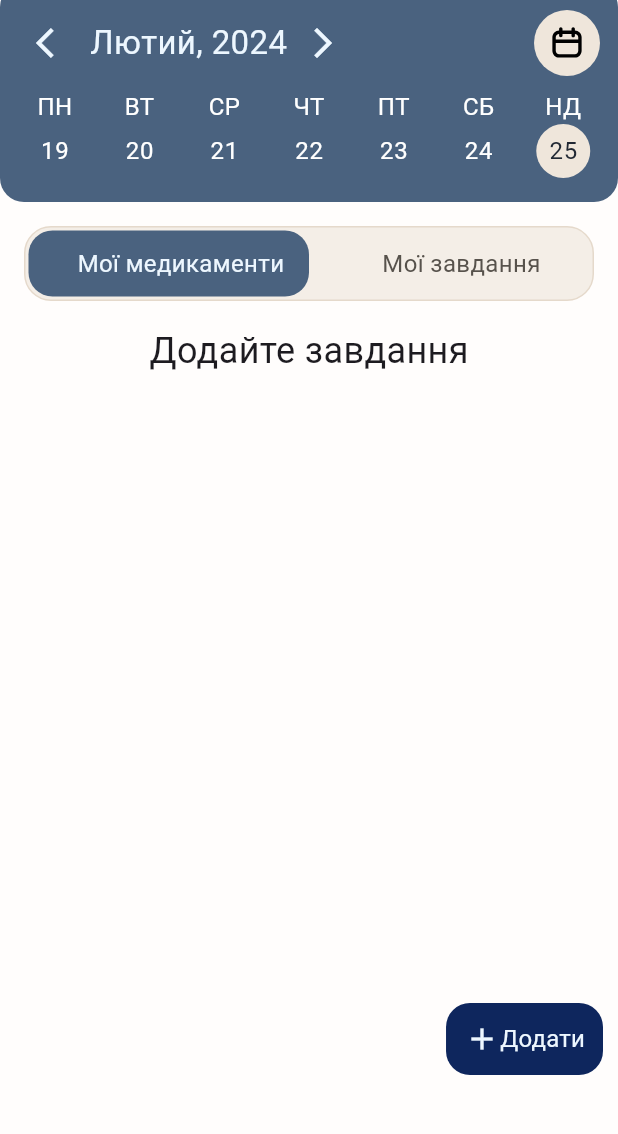
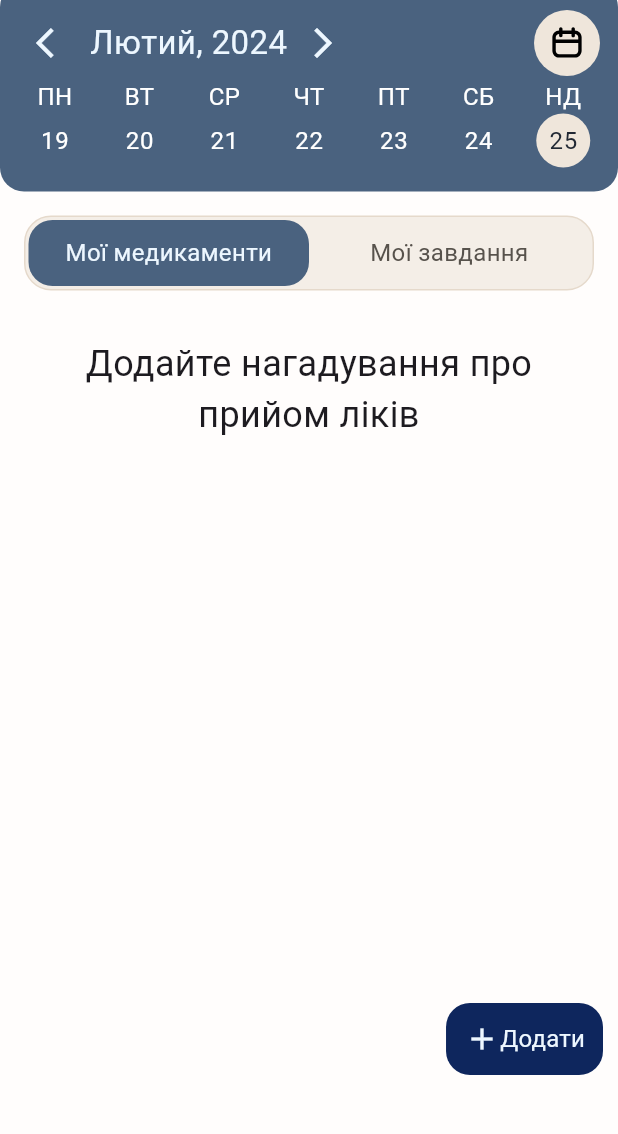
Before and after one commit to Igor2257/chance_app, a Flutter app: the RemindersPage screen opened by its route, after a tap on the "arrow back ios" icon, after a tap on the "arrow forward ios" icon, on a phone screen of 412 x 824 dp, the part 101-1235 px from its top. Run offline on Flutter 3.47's test engine with Material 3 defaults, Android fonts, the phone set to English and light mode, and no system bars; our stand-ins replace bloc, connectivity_plus, firebase_auth, firebase_core, firebase_crashlytics, firebase_messaging and 14 more; missing offline and left inert: bottom_picker; accounts and stored records are empty; network calls fail.

Commit message:
medicine list

```diff
--- a/lib/ui/pages/reminders_page/components/calendar.dart
+++ b/lib/ui/pages/reminders_page/components/calendar.dart
@@ -20,24 +20,24 @@ class CalendarView extends StatelessWidget {
       DateTime dateTime = DateTime.now();
       if (state.isCalendarOpened) {
         int count = getCount(days.first["weekDay"].toString());
-        for(int i=0;i<count;i++){
-          days.insert(0, {"number":-1});
+        for (int i = 0; i < count; i++) {
+          days.insert(0, {"number": -1});
         }
       }
-      return AnimatedContainer(
+      return Container(
         decoration: BoxDecoration(
             color: darkNeutral600, borderRadius: BorderRadius.circular(16)),
-        height: state.isCalendarOpened ? 400 : 146,
         padding: const EdgeInsets.fromLTRB(12, 16, 12, 16),
-        duration: const Duration(milliseconds: 200),
         child: Flex(
+          mainAxisSize: MainAxisSize.min,
           direction: Axis.vertical,
           children: [
             Row(
               children: [
                 IconButton(
                     onPressed: () {
-                      BlocProvider.of<RemindersBloc>(context).add(ChangeMonth(sideSwipe: SideSwipe.left));
+                      BlocProvider.of<RemindersBloc>(context)
+                          .add(ChangeMonth(sideSwipe: SideSwipe.left));
                     },
                     icon: Icon(Icons.arrow_back_ios, color: primary50)),
                 Text(
@@ -46,7 +46,8 @@ class CalendarView extends StatelessWidget {
                 ),
                 IconButton(
                     onPressed: () {
-                      BlocProvider.of<RemindersBloc>(context).add(ChangeMonth(sideSwipe: SideSwipe.right));
+                      BlocProvider.of<RemindersBloc>(context)
+                          .add(ChangeMonth(sideSwipe: SideSwipe.right));
                     },
                     icon: Icon(Icons.arrow_forward_ios, color: primary50)),
                 const Spacer(),
@@ -68,7 +69,6 @@ class CalendarView extends StatelessWidget {
                 ),
               ],
             ),
-            const Spacer(),
             state.isCalendarOpened
                 ? SizedBox(
                 child: Flex(
@@ -79,7 +79,8 @@ class CalendarView extends StatelessWidget {
                       children: [
                         Container(
                           alignment: Alignment.bottomCenter,
-                            width: size.width / 8, height: 26,
+                          width: size.width / 8,
+                          height: 26,
                           child: Text(
                             "ПН",
                             style: TextStyle(
@@ -90,7 +91,8 @@ class CalendarView extends StatelessWidget {
                         ),
                         Container(
                           alignment: Alignment.bottomCenter,
-                            width: size.width / 8, height: 26,
+                          width: size.width / 8,
+                          height: 26,
                           child: Text(
                             "ВТ",
                             style: TextStyle(
@@ -101,7 +103,8 @@ class CalendarView extends StatelessWidget {
                         ),
                         Container(
                           alignment: Alignment.bottomCenter,
-                            width: size.width / 8, height: 26,
+                          width: size.width / 8,
+                          height: 26,
                           child: Text(
                             "СР",
                             style: TextStyle(
@@ -112,7 +115,8 @@ class CalendarView extends StatelessWidget {
                         ),
                         Container(
                           alignment: Alignment.bottomCenter,
-                            width: size.width / 8, height: 26,
+                          width: size.width / 8,
+                          height: 26,
                           child: Text(
                             "ЧТ",
                             style: TextStyle(
@@ -123,7 +127,8 @@ class CalendarView extends StatelessWidget {
                         ),
                         Container(
                           alignment: Alignment.bottomCenter,
-                            width: size.width / 8, height: 26,
+                          width: size.width / 8,
+                          height: 26,
                           child: Text(
                             "ПТ",
                             style: TextStyle(
@@ -166,7 +171,7 @@ class CalendarView extends StatelessWidget {
                       runAlignment: WrapAlignment.center,
                       alignment: WrapAlignment.start,
                       children: days.map((e) {
-                          if(e["number"]==-1){
+                        if (e["number"] == -1) {
                           return SizedBox(
                             height: size.width / 8,
                             width: size.width / 8,
@@ -184,7 +189,7 @@ class CalendarView extends StatelessWidget {
                                 height: size.width / 8,
                                 width: size.width / 8,
                                 alignment: Alignment.center,
-                                  decoration:e["isSelected"]
+                                decoration: e["isSelected"]
                                     ? BoxDecoration(
                                     borderRadius:
                                     BorderRadius.circular(90),
@@ -195,8 +200,9 @@ class CalendarView extends StatelessWidget {
                                     ? BoxDecoration(
                                     borderRadius:
                                     BorderRadius.circular(90),
-                                          border: Border.all(color: beige200))
-                                      :  null,
+                                    border:
+                                    Border.all(color: beige200))
+                                    : null,
                                 child: Text(
                                   e["number"].toString(),
                                   style: TextStyle(
@@ -213,7 +219,8 @@ class CalendarView extends StatelessWidget {
                                   width: 10,
                                   margin: const EdgeInsets.only(bottom: 2),
                                   decoration: BoxDecoration(
-                                        borderRadius: BorderRadius.circular(90),
+                                      borderRadius:
+                                      BorderRadius.circular(90),
                                       color: primary400),
                                 ),
                             ],
--- a/lib/ui/pages/reminders_page/components/custom_tab_bar.dart
+++ b/lib/ui/pages/reminders_page/components/custom_tab_bar.dart
@@ -1,7 +1,9 @@
 import 'package:chance_app/ui/constans.dart';
 import 'package:chance_app/ui/pages/reminders_page/components/calendar.dart';
 import 'package:chance_app/ui/pages/reminders_page/components/custom_tab.dart';
+import 'package:chance_app/ux/bloc/reminders_bloc/reminders_bloc.dart';
 import 'package:flutter/material.dart';
+import 'package:flutter_bloc/flutter_bloc.dart';
 
 class CustomTabBar extends StatefulWidget {
   const CustomTabBar({super.key});
@@ -11,13 +13,13 @@ class CustomTabBar extends StatefulWidget {
 }
 
 class _CustomTabBarState extends State<CustomTabBar> {
-  SideSwipe sideSwipe = SideSwipe.left;
-
   @override
   Widget build(BuildContext context) {
-    Size size = MediaQuery.of(context).size;
+    return BlocBuilder<RemindersBloc, RemindersState>(
+        builder: (context, state) {
+      SideSwipe sideSwipe = state.sideSwipe;
       return Container(
-      padding: EdgeInsets.all(2),
+        padding: const EdgeInsets.all(2),
         decoration: BoxDecoration(
             borderRadius: BorderRadius.circular(18),
             border: Border.all(color: beige300),
@@ -26,65 +28,62 @@ class _CustomTabBarState extends State<CustomTabBar> {
           alignment: Alignment.center,
           children: [
             SizedBox(
-              width: size.width,
                 height: 44,
-              child: Row(
+                child: Flex(
+                  direction: Axis.horizontal,
                   children: [
                     CustomTab(
                       onTap: () {
-                      setState(() {
-                        if (sideSwipe == SideSwipe.left) {
-                          sideSwipe = SideSwipe.right;
-                        } else {
-                          sideSwipe = SideSwipe.left;
-                        }
-                      });
+                        BlocProvider.of<RemindersBloc>(context)
+                            .add(ChangeSideSwipe());
                       },
                       isSelected: sideSwipe == SideSwipe.left,
                     ),
                     CustomTab(
                       onTap: () {
-                      setState(() {
-                        if (sideSwipe == SideSwipe.left) {
-                          sideSwipe = SideSwipe.right;
-                        } else {
-                          sideSwipe = SideSwipe.left;
-                        }
-                      });
+                        BlocProvider.of<RemindersBloc>(context)
+                            .add(ChangeSideSwipe());
                       },
                     isSelected: sideSwipe == SideSwipe.right,
                   ),
                 ],
               )),
           IgnorePointer(
-            child: Row(
+            child: Flex(
                 crossAxisAlignment: CrossAxisAlignment.center,
                 mainAxisAlignment: MainAxisAlignment.spaceAround,
+                direction: Axis.horizontal,
                 children: [
-                Text(
+                  Expanded(
+                      child: Center(
+                    child: Text(
                       'Мої медикаменти',
                       style: TextStyle(
                         fontSize: 16,
                         color: sideSwipe == SideSwipe.left
                             ? primary50
-                        : Color(0xff57524C),
+                            : const Color(0xff57524C),
                       ),
                     ),
-                Text(
+                  )),
+                  Expanded(
+                      child: Center(
+                    child: Text(
                       'Мої завдання',
                       style: TextStyle(
                         fontSize: 16,
                         color: sideSwipe == SideSwipe.right
                             ? primary50
-                        : Color(0xff57524C),
+                            : const Color(0xff57524C),
+                      ),
+                    ),
+                  )),
+                ],
               ),
             ),
           ],
         ),
-          ),
-
-        ],
-      ),
       );
+    });
   }
 }
--- /dev/null
+++ b/lib/ui/pages/reminders_page/medicine/medicine_list.dart
@@ -0,0 +1,46 @@
+import 'package:chance_app/ui/pages/reminders_page/medicine/components/medicine_item.dart';
+import 'package:chance_app/ux/bloc/reminders_bloc/reminders_bloc.dart';
+import 'package:flutter/material.dart';
+import 'package:flutter_bloc/flutter_bloc.dart';
+
+class MedicineList extends StatefulWidget {
+  const MedicineList({super.key});
+
+  @override
+  State<MedicineList> createState() => _MedicineListState();
+}
+
+class _MedicineListState extends State<MedicineList> {
+  @override
+  Widget build(BuildContext context) {
+    return BlocBuilder<RemindersBloc, RemindersState>(
+        builder: (context, state) {
+      //List<TaskModel> myTasks = List.from(state.myTasks);
+      //if (myTasks.isEmpty) {
+      //  return const Text(
+      //    "Додайте завдання",
+      //    style: TextStyle(fontSize: 24),
+      //  );
+      //}
+      List myMedicine = [];
+      if (myMedicine.isEmpty) {
+        return const Padding(
+          padding: EdgeInsets.all(16.0),
+          child: Text(
+            "Додайте нагадування про прийом ліків",
+            textAlign: TextAlign.center,
+            style: TextStyle(fontSize: 24),
+          ),
+        );
+      }
+
+      return ListView.builder(
+          itemCount: myMedicine.length,
+          physics: const BouncingScrollPhysics(),
+          padding: const EdgeInsets.symmetric(horizontal: 16),
+          itemBuilder: (context, position) {
+            return const MedicineItem();
+          });
+    });
+  }
+}
--- a/lib/ui/pages/reminders_page/reminders_page.dart
+++ b/lib/ui/pages/reminders_page/reminders_page.dart
@@ -1,9 +1,8 @@
-import 'dart:io';
-
 import 'package:chance_app/ui/constans.dart';
 import 'package:chance_app/ui/pages/reminders_page/components/calendar.dart';
 import 'package:chance_app/ui/pages/reminders_page/components/custom_bottom_sheets/custom_bottom_sheet.dart';
 import 'package:chance_app/ui/pages/reminders_page/components/custom_tab_bar.dart';
+import 'package:chance_app/ui/pages/reminders_page/medicine/medicine_list.dart';
 import 'package:chance_app/ui/pages/reminders_page/tasks/task_list.dart';
 import 'package:chance_app/ux/bloc/reminders_bloc/reminders_bloc.dart';
 import 'package:flutter/cupertino.dart';
@@ -72,7 +71,10 @@ class _RemindersPageState extends State<RemindersPage>
                           padding: EdgeInsets.all(16),
                           child: CustomTabBar(),
                         ),
-                        const Expanded(child: TaskList()),
+                        Expanded(
+                            child: state.sideSwipe == SideSwipe.left
+                                ? const MedicineList()
+                                : const TaskList()),
                       ],
                     ),
               Align(
--- a/lib/ui/pages/reminders_page/tasks/task_list.dart
+++ b/lib/ui/pages/reminders_page/tasks/task_list.dart
@@ -1,7 +1,6 @@
 import 'package:chance_app/ui/constans.dart';
 import 'package:chance_app/ux/bloc/reminders_bloc/reminders_bloc.dart';
 import 'package:chance_app/ux/model/tasks_model.dart';
-import 'package:flutter/cupertino.dart';
 import 'package:flutter/material.dart';
 import 'package:flutter_bloc/flutter_bloc.dart';
 import 'package:flutter_svg/flutter_svg.dart';
@@ -15,9 +14,13 @@ class TaskList extends StatelessWidget {
         builder: (context, state) {
       List<TaskModel> myTasks = List.from(state.myTasks);
       if(myTasks.isEmpty){
-        return  const Text(
-          "Додайте завдання",
-          style: TextStyle(fontSize: 24),
+        return  const Padding(
+          padding: EdgeInsets.all(16.0),
+          child: Text(
+            "Додайте завдання",
+            textAlign: TextAlign.center,
+            style: TextStyle(fontSize: 24),
+          ),
         );
       }
       return Column(
@@ -64,7 +67,7 @@ class TaskList extends StatelessWidget {
                         padding: const EdgeInsets.symmetric(horizontal: 16),
                         itemCount: myTasks.length,
                         shrinkWrap: true,
-                        physics: BouncingScrollPhysics(),
+                        physics: const BouncingScrollPhysics(),
                         itemBuilder: (context, position) {
                           bool isSelected = myTasks[position].isDone;
                           TaskModel task = myTasks[position];
--- a/lib/ux/bloc/reminders_bloc/reminders_bloc.dart
+++ b/lib/ux/bloc/reminders_bloc/reminders_bloc.dart
@@ -33,6 +33,7 @@ class RemindersBloc extends Bloc<RemindersEvent, RemindersState> {
     on<ChangeIsDoneForTask>(_onChangeIsDoneForTask);
     on<DeleteTask>(_onDeleteTask);
     on<SaveTask>(_onSaveTask);
+    on<ChangeSideSwipe>(_onChangeSideSwipe);
   }
 
   FutureOr<void> _onChangeReminders(
@@ -89,7 +90,7 @@ class RemindersBloc extends Bloc<RemindersEvent, RemindersState> {
           .toList();
       myTasks.sort((a, b) => a.date!.compareTo(b.date!));
       int startOfWeek = day - now.weekday;
-      int endOfWeek = startOfWeek + 6;
+      int endOfWeek = startOfWeek + 7;
       week = dates.getRange(startOfWeek, endOfWeek).toList();
 
       emit(state.copyWith(
@@ -491,4 +492,12 @@ class RemindersBloc extends Bloc<RemindersEvent, RemindersState> {
       newDeadlineForTask: DateTime.now(),
     ));
   }
+
+  FutureOr<void> _onChangeSideSwipe(
+      ChangeSideSwipe event, Emitter<RemindersState> emit) {
+    emit(state.copyWith(
+        sideSwipe: state.sideSwipe == SideSwipe.left
+            ? SideSwipe.right
+            : SideSwipe.left));
+  }
 }
--- a/lib/ux/bloc/reminders_bloc/reminders_event.dart
+++ b/lib/ux/bloc/reminders_bloc/reminders_event.dart
@@ -110,3 +110,6 @@ class SaveTask extends RemindersEvent{
 
 
 }
+class ChangeSideSwipe extends RemindersEvent{
+  ChangeSideSwipe();
+}
--- a/lib/ux/bloc/reminders_bloc/reminders_state.dart
+++ b/lib/ux/bloc/reminders_bloc/reminders_state.dart
@@ -27,6 +27,7 @@ class RemindersState {
   ];
   List<TaskModel> myTasks, tasksForToday;
   bool isLoading;
+  SideSwipe sideSwipe;
 
   RemindersState({
     this.reminders = Reminders.empty,
@@ -53,6 +54,7 @@ class RemindersState {
     this.oldNotificationsBefore = NotificationsBefore.no,
     this.newNotificationsBefore = NotificationsBefore.no,
     this.taskModel,
+    this.sideSwipe = SideSwipe.left,
   });
 
   RemindersState copyWith({
@@ -79,6 +81,7 @@ class RemindersState {
     List<TaskModel>? myTasks,
     tasksForToday,
     bool? isLoading,
+    SideSwipe? sideSwipe,
   }) {
     return RemindersState(
       reminders: reminders ?? this.reminders,
@@ -112,6 +115,7 @@ class RemindersState {
       myTasks: myTasks ?? this.myTasks,
       tasksForToday: tasksForToday ?? this.tasksForToday,
       isLoading: isLoading ?? this.isLoading,
+      sideSwipe: sideSwipe ?? this.sideSwipe,
     );
   }
 
@@ -140,6 +144,7 @@ class RemindersState {
       myTasks: [],
       tasksForToday: [],
       isLoading: true,
+      sideSwipe: SideSwipe.left,
     );
   }
 }
```
Also changed, not shown: lib/ui/pages/reminders_page/medicine/components/medicine_item.dart (added, +74 -0 lines). Lines whose indentation alone changed are shown as unchanged.
